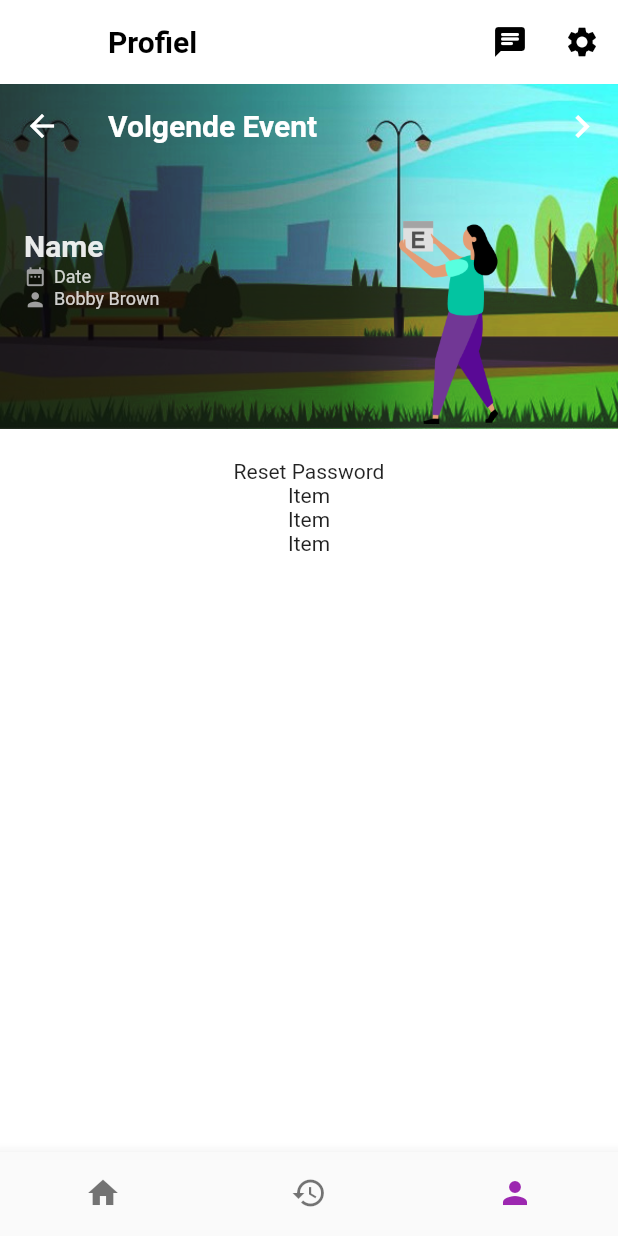
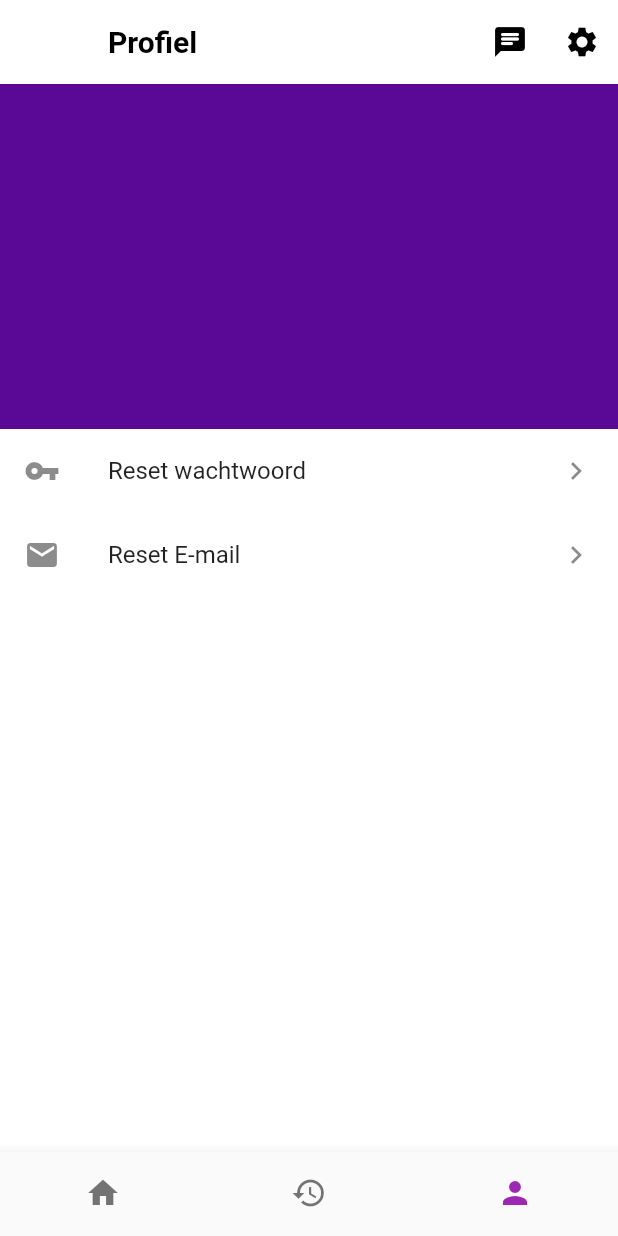
Before and after one commit to vyashh/event_app_ikfram, a Flutter app: the NavBar screen opened directly, item 3 of the bottom bar chosen, on a phone screen of 412 x 824 dp. Run offline on Flutter 3.47's test engine with Material 2 defaults, Android fonts, the phone set to English and light mode, and no system bars; our stand-ins replace cloud_firestore, firebase_auth, firebase_core; accounts and stored records are empty.

Commit message:
changed layout profile page

```diff
--- a/lib/screens/profile_screen.dart
+++ b/lib/screens/profile_screen.dart
@@ -21,44 +21,22 @@ class ProfileScreen extends StatelessWidget {
     //     )
     //   ],
     // );
-    return CustomScrollView(
-      slivers: <Widget>[
-        SliverPadding(
-          padding: EdgeInsets.only(bottom: 20),
-          sliver: SliverAppBar(
-            title: Text(
-              'Volgende Event',
-              style:
-                  TextStyle(color: Colors.white, fontWeight: FontWeight.bold),
-            ),
-            backgroundColor: Theme.of(context).colorScheme.purple,
-            expandedHeight: 230,
-            actions: [
-              IconButton(
-                icon: Icon(
-                  Icons.navigate_next,
-                  size: 30,
-                  // color: Colors.black,
-                ),
-                onPressed: () {},
-              )
-            ],
-            flexibleSpace: ProfileHero(),
-          ),
+    return ListView(
+      children: [
+        Container(
+          height: 230,
+          color: Theme.of(context).colorScheme.purple,
+
         ),
-        SliverList(
-          delegate: SliverChildListDelegate([
-            Center(
-              child: Column(
-                children: [
-                  Text('Reset Password'),
-                  Text('Item'),
-                  Text('Item'),
-                  Text('Item'),
-                ],
-              ),
-            )
-          ]),
+        ListTile(
+          leading: Icon(Icons.vpn_key_sharp),
+          title: Text('Reset wachtwoord'),
+          trailing: Icon(Icons.chevron_right),
+        ),
+        ListTile(
+          leading: Icon(Icons.email),
+          title: Text('Reset E-mail'),
+          trailing: Icon(Icons.chevron_right),
         ),
       ],
     );
--- a/lib/widgets/profile/profile_hero.dart
+++ b/lib/widgets/profile/profile_hero.dart
@@ -1,21 +1,13 @@
 import 'package:flutter/material.dart';
+import '../../utils/custom_color_scheme.dart';
 
 class ProfileHero extends StatelessWidget {
   @override
   Widget build(BuildContext context) {
     return FlexibleSpaceBar(
       background: Container(
-        decoration: BoxDecoration(
-          image: DecorationImage(
-            image: AssetImage(
-              'assets/images/background.jpg',
-            ),
-            fit: BoxFit.cover,
-            // scale: 1,
-            colorFilter: ColorFilter.mode(
-                Colors.black.withOpacity(.6), BlendMode.overlay),
-          ),
-        ),
+        height: 150,
+        decoration: BoxDecoration(color: Theme.of(context).colorScheme.purple),
         child: Padding(
           padding: EdgeInsets.only(top: 80),
           child: ListTile(
@@ -71,15 +63,7 @@ class ProfileHero extends StatelessWidget {
                 ),
               ],
             ),
-            subtitle: Padding(
-              padding: EdgeInsets.only(left: 80),
-              child: Transform.scale(
-                scale: .9,
-                child: Image.asset(
-                  'assets/images/home-avatar.png',
-                ),
-              ),
-            ),
+            subtitle: null,
           ),
         ),
       ),
```
